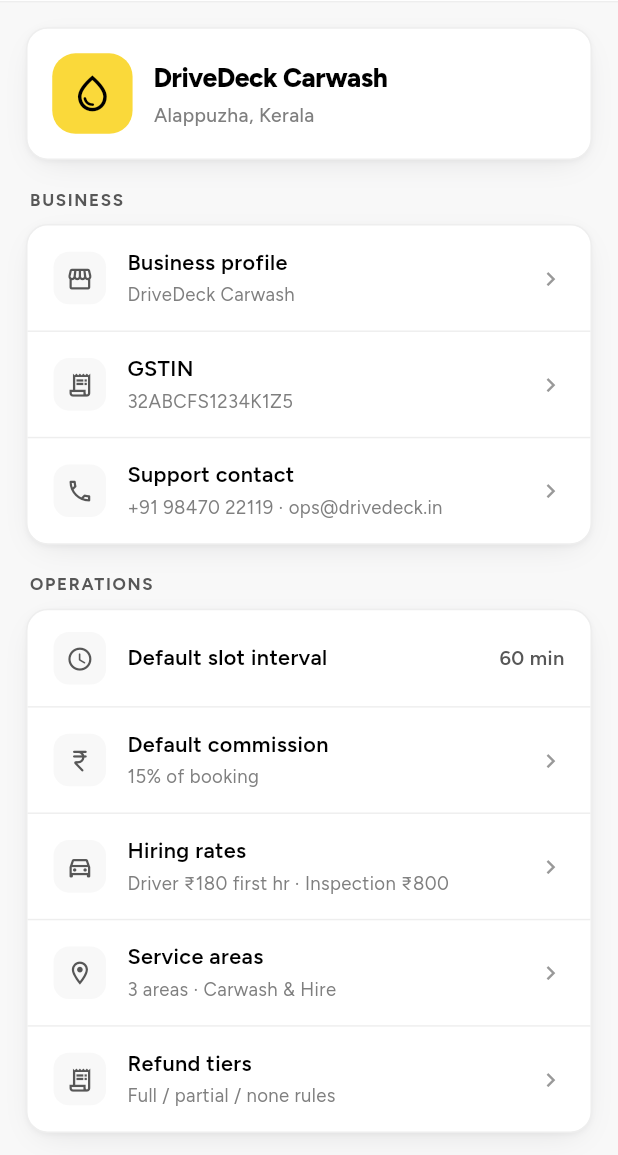
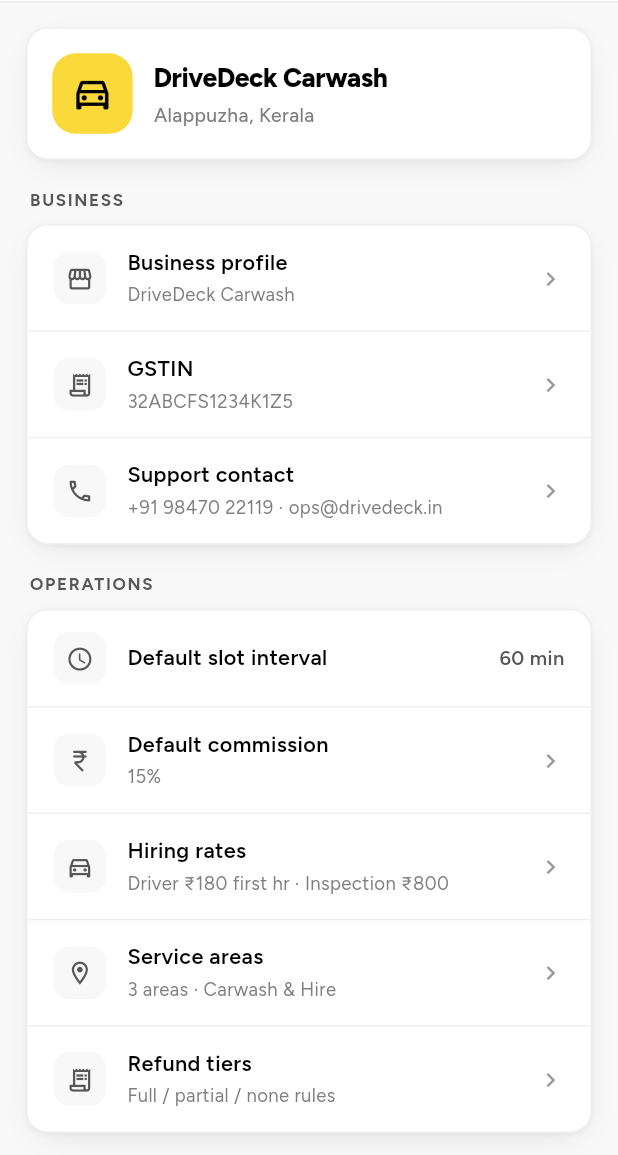
Before and after one commit to neeraja-pradeep/Carwash-Mobile-Admin-app-Flutter, a Flutter app: the SettingsScreen screen opened by its route, on a phone screen of 412 x 824 dp, the part 81-1236 px from its top. Run offline on Flutter 3.47's test engine with Material 3 defaults, Android fonts, the phone set to English and light mode, and no system bars; our stand-ins replace flutter_riverpod, flutter_screenutil, go_router, google_fonts, hive, hive_flutter and 1 more; accounts and stored records are empty.

Commit message:
UI parity: settings + service areas + hiring rates
Fix the 4 known analyzer issues (withOpacity, unused import, library doc
directive, dead key param). Commission row shows "15%" label; profile
icon is the car glyph. Verified Service Areas (delete confirm) and the
Hiring Rates bottom sheet field set (drivers: first-hour/hourly/night/
travel day+night; inspectors: base/report/travel working+holiday).

https://claude.ai/code/session_0121hU8s2H5vzPv1pbj6SajQ

```diff
--- a/lib/features/settings/domain/entities/app_settings.dart
+++ b/lib/features/settings/domain/entities/app_settings.dart
@@ -2,6 +2,7 @@
 ///
 /// Mirrors the `SETTINGS` object in `data.jsx` (lines 671–691).
 /// All fields are final; no JSON serialisation yet (static local data only).
+library;
 
 class BusinessInfo {
   const BusinessInfo({
--- a/lib/features/settings/presentation/components/settings_group_section.dart
+++ b/lib/features/settings/presentation/components/settings_group_section.dart
@@ -1,7 +1,6 @@
 import 'package:flutter/material.dart';
 import 'package:flutter_screenutil/flutter_screenutil.dart';
 
-import '../../../../../app/theme/colors.dart';
 import '../../../../../app/theme/typography.dart';
 import '../../../../../core/widgets/app_card.dart';
 
--- a/lib/features/settings/presentation/screens/service_areas_screen.dart
+++ b/lib/features/settings/presentation/screens/service_areas_screen.dart
@@ -32,7 +32,8 @@ class _ServiceAreasScreenState extends ConsumerState<ServiceAreasScreen> {
   List<ServiceArea>? _carwash;
   List<ServiceArea>? _hire;
 
-  List<ServiceArea> get _currentList => _seg == 'carwash' ? (_carwash ?? []) : (_hire ?? []);
+  List<ServiceArea> get _currentList =>
+      _seg == 'carwash' ? (_carwash ?? []) : (_hire ?? []);
 
   void _init(AppSettings settings) {
     _carwash ??= List<ServiceArea>.from(settings.serviceAreas.carwash);
@@ -43,9 +44,8 @@ class _ServiceAreasScreenState extends ConsumerState<ServiceAreasScreen> {
   Widget build(BuildContext context) {
     final async = ref.watch(appSettingsProvider);
 
-    final subtitle = _seg == 'carwash'
-        ? 'Carwash coverage'
-        : 'Driver & Inspection coverage';
+    final subtitle =
+        _seg == 'carwash' ? 'Carwash coverage' : 'Driver & Inspection coverage';
 
     return Scaffold(
       backgroundColor: AppColors.bgPage,
@@ -98,7 +98,8 @@ class _ServiceAreasScreenState extends ConsumerState<ServiceAreasScreen> {
     );
   }
 
-  Future<void> _openSheet(BuildContext context, {required ServiceArea? area}) async {
+  Future<void> _openSheet(BuildContext context,
+      {required ServiceArea? area}) async {
     await _AreaSheet.show(
       context,
       area: area,
@@ -155,7 +156,11 @@ class _SegmentBar extends StatelessWidget {
       ),
       child: Row(
         children: [
-          _SegBtn(label: 'Carwash', value: 'carwash', current: seg, onTap: onChanged),
+          _SegBtn(
+              label: 'Carwash',
+              value: 'carwash',
+              current: seg,
+              onTap: onChanged),
           SizedBox(width: 8.w),
           _SegBtn(label: 'Hire', value: 'hire', current: seg, onTap: onChanged),
         ],
@@ -274,7 +279,8 @@ class _AreaList extends StatelessWidget {
                     color: AppColors.bgPage,
                     borderRadius: BorderRadius.circular(11.r),
                   ),
-                  child: Icon(AppIcons.pin, size: 19.sp, color: AppColors.fgSecondary),
+                  child: Icon(AppIcons.pin,
+                      size: 19.sp, color: AppColors.fgSecondary),
                 ),
                 SizedBox(width: 12.w),
                 Expanded(
@@ -284,7 +290,8 @@ class _AreaList extends StatelessWidget {
                     children: [
                       Text(
                         area.name,
-                        style: AppText.figtree(size: 14.5, weight: FontWeight.w700),
+                        style: AppText.figtree(
+                            size: 14.5, weight: FontWeight.w700),
                       ),
                       SizedBox(height: 2.h),
                       Text(
@@ -309,7 +316,8 @@ class _AreaList extends StatelessWidget {
                       borderRadius: BorderRadius.circular(9.r),
                       border: Border.all(color: AppColors.borderDefault),
                     ),
-                    child: Icon(AppIcons.edit, size: 16.sp, color: AppColors.fgSecondary),
+                    child: Icon(AppIcons.edit,
+                        size: 16.sp, color: AppColors.fgSecondary),
                   ),
                 ),
               ],
@@ -445,7 +453,8 @@ class _AreaSheetState extends State<_AreaSheet> {
     final confirmed = await showConfirmDialog(
       context: context,
       title: 'Remove this service area?',
-      body: "Customers won't be able to book in this area. This can't be undone.",
+      body:
+          "Customers won't be able to book in this area. This can't be undone.",
       confirmLabel: 'Remove',
       destructive: true,
     );
@@ -505,7 +514,8 @@ class _AreaSheetState extends State<_AreaSheet> {
                       color: AppColors.bgPage,
                       shape: BoxShape.circle,
                     ),
-                    child: Icon(AppIcons.close, size: 18.sp, color: AppColors.fgSecondary),
+                    child: Icon(AppIcons.close,
+                        size: 18.sp, color: AppColors.fgSecondary),
                   ),
                 ),
               ],
@@ -604,7 +614,7 @@ class _AreaSheetState extends State<_AreaSheet> {
                     height: 40.h,
                     padding: EdgeInsets.symmetric(horizontal: 12.w),
                     decoration: BoxDecoration(
-                      color: AppColors.bgCard.withValues(alpha: 0.85),
+                      color: AppColors.bgCard.withOpacity(0.85),
                       borderRadius: BorderRadius.circular(10.r),
                       boxShadow: [
                         BoxShadow(
@@ -616,7 +626,8 @@ class _AreaSheetState extends State<_AreaSheet> {
                     ),
                     child: Row(
                       children: [
-                        Icon(AppIcons.search, size: 16.sp, color: AppColors.fgSecondary),
+                        Icon(AppIcons.search,
+                            size: 16.sp, color: AppColors.fgSecondary),
                         SizedBox(width: 8.w),
                         Text(
                           'Search location on map…',
@@ -634,7 +645,8 @@ class _AreaSheetState extends State<_AreaSheet> {
                 Center(
                   child: Padding(
                     padding: EdgeInsets.only(top: 20.h),
-                    child: Icon(AppIcons.pin, size: 30.sp, color: AppColors.danger),
+                    child: Icon(AppIcons.pin,
+                        size: 30.sp, color: AppColors.danger),
                   ),
                 ),
               ],
--- a/lib/features/settings/presentation/screens/settings_screen.dart
+++ b/lib/features/settings/presentation/screens/settings_screen.dart
@@ -130,7 +130,8 @@ class _Body extends StatelessWidget {
                   color: AppColors.brandYellow,
                   borderRadius: BorderRadius.circular(15.r),
                 ),
-                child: Icon(AppIcons.droplet, size: 28.sp, color: AppColors.fgPrimary),
+                child:
+                    Icon(AppIcons.car, size: 28.sp, color: AppColors.fgPrimary),
               ),
               SizedBox(width: 13.w),
               Expanded(
@@ -235,7 +236,7 @@ class _Body extends StatelessWidget {
             SettingsItem(
               icon: AppIcons.rupee,
               title: 'Default commission',
-              sub: '${s.defaultCommission.pct}% of booking',
+              sub: _commissionLabel(s.defaultCommission),
               onTap: () => showEditFieldSheet(
                 context,
                 title: 'Default commission %',
@@ -243,13 +244,15 @@ class _Body extends StatelessWidget {
                 initialValue: '${s.defaultCommission.pct}',
                 numeric: true,
                 suffix: '%',
-                onSaved: () => AppToast.show(context, 'Default commission % saved'),
+                onSaved: () =>
+                    AppToast.show(context, 'Default commission % saved'),
               ),
             ),
             SettingsItem(
               icon: AppIcons.car,
               title: 'Hiring rates',
-              sub: 'Driver ₹${s.rates.driver.firstHour} first hr · Inspection ₹${s.rates.inspector.baseFee}',
+              sub:
+                  'Driver ₹${s.rates.driver.firstHour} first hr · Inspection ₹${s.rates.inspector.baseFee}',
               onTap: () => showHiringRatesSheet(
                 context,
                 rates: s.rates,
@@ -259,7 +262,8 @@ class _Body extends StatelessWidget {
             SettingsItem(
               icon: AppIcons.pin,
               title: 'Service areas',
-              sub: '${s.serviceAreas.carwash.length + s.serviceAreas.hire.length} areas · Carwash & Hire',
+              sub:
+                  '${s.serviceAreas.carwash.length + s.serviceAreas.hire.length} areas · Carwash & Hire',
               onTap: () => context.push(Routes.serviceAreas),
             ),
             SettingsItem(
@@ -360,10 +364,25 @@ class _Body extends StatelessWidget {
   }
 }
 
+/// Mirrors `commissionLabel` in `data.jsx`. The default-commission entity only
+/// carries `mode` + `pct` (no flat/floor amounts), so the percentage form
+/// (`15%`) is the live path; flat/floor are defensive fallbacks.
+String _commissionLabel(DefaultCommission c) {
+  switch (c.mode) {
+    case 'flat':
+      return '₹${c.pct}/booking';
+    case 'floor':
+      return '${c.pct}% · min';
+    case 'percentage':
+    default:
+      return '${c.pct}%';
+  }
+}
+
 // ── Skeleton ──────────────────────────────────────────────────────────────────
 
 class _Skeleton extends StatelessWidget {
-  const _Skeleton({super.key});
+  const _Skeleton();
 
   @override
   Widget build(BuildContext context) {
```
